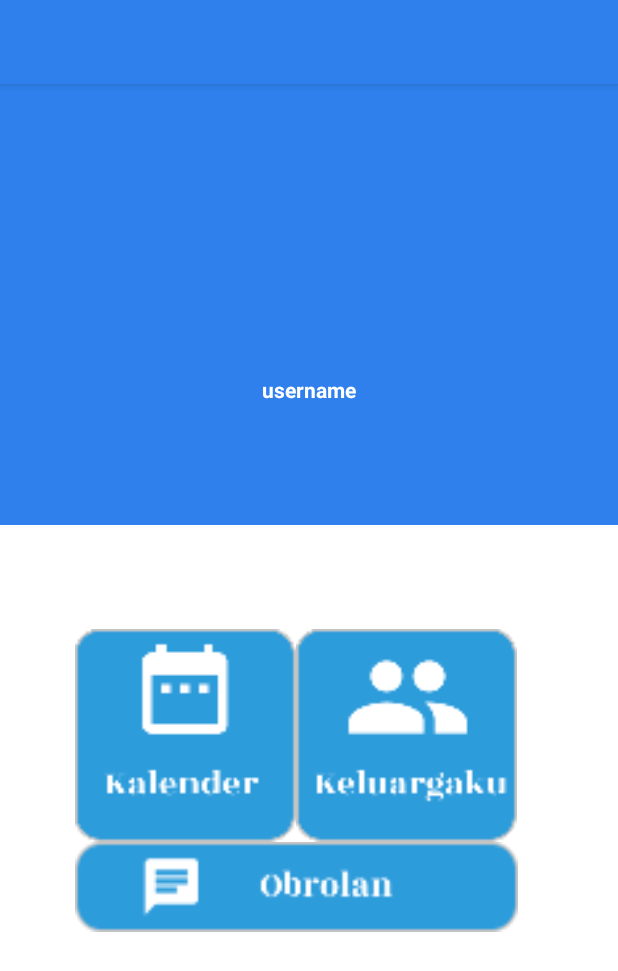
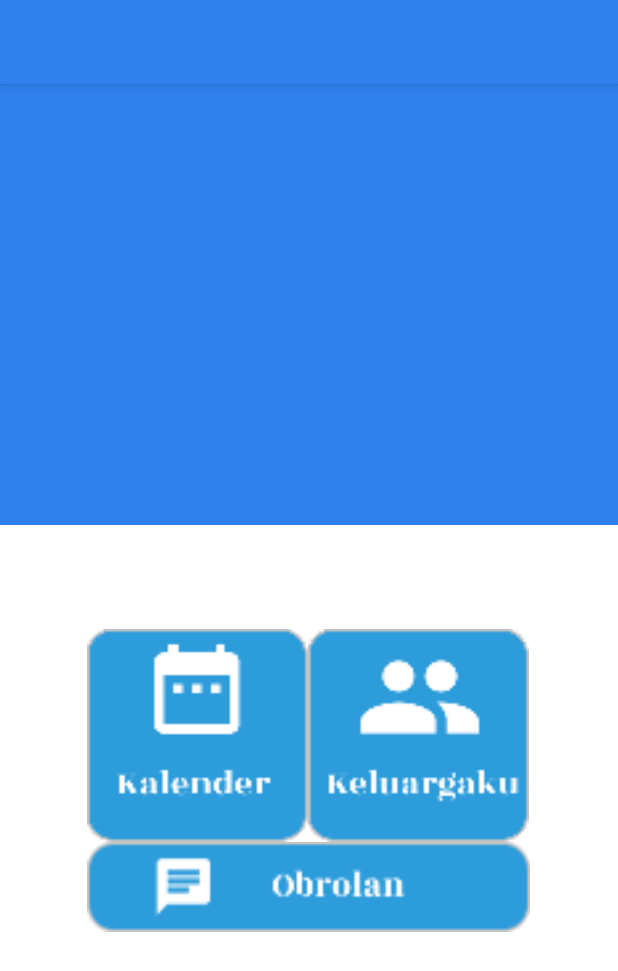
Before and after one commit to FarhanMuftiHilmy/Keluargaku, an Android app: the screen it shows after launch once a user with an empty profile is signed in (MainActivity), on a phone screen of 412 x 824 dp. Shown: the top 971 px of the screen. Run offline under Robolectric (Android 15) with nearby library versions, the phone set to English and light mode, and no system bars; our stand-ins replace CircleImageView, Firebase (no records; nobody signed in at launch, a user with empty details on screens opened directly); 4 statements that could not run were skipped.

Commit message:
Make RelativeLayout width and height wrap content

```diff
--- a/app/build.gradle
+++ b/app/build.gradle
@@ -13,7 +13,7 @@ android {
         minSdkVersion 16
         targetSdkVersion 29
         versionCode 2
-        versionName "2.0.2"
+        versionName "2.0.3"
 
         testInstrumentationRunner "androidx.test.runner.AndroidJUnitRunner"
     }
--- a/app/src/main/res/layout/activity_main.xml
+++ b/app/src/main/res/layout/activity_main.xml
@@ -53,7 +53,6 @@
                 android:layout_gravity="center"
                 android:id="@+id/username"
                 android:layout_marginTop="50dp"
-                android:text="username"
                 android:textColor="#fff"
                 android:textStyle="bold"/>
 
@@ -64,15 +63,12 @@
 
 
     <RelativeLayout
-        android:layout_width="match_parent"
-        android:layout_height="match_parent"
+        android:layout_width="wrap_content"
+        android:layout_height="wrap_content"
         android:layout_gravity="center"
         android:padding="50dp"
         >
-        <ImageView
-            android:layout_width="150dp"
-            android:layout_height="100dp"
-            android:src="@drawable/button_kalender"/>
+
 
         <ImageButton
             android:id="@+id/btn_kalender"
```
